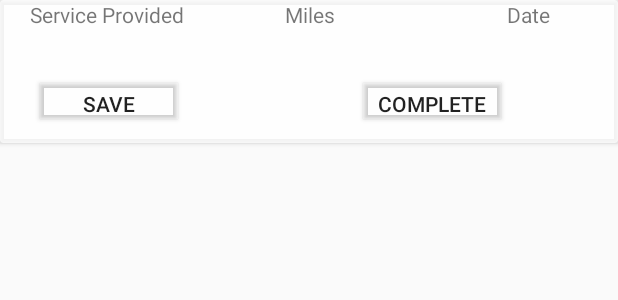
After one commit to sdpinson/GloveBox, an Android app: the layout inprogress_card.xml on its own in the app's theme, with its tools: preview values and no code run, on a phone screen of 412 x 824 dp. The commit adds this screen. Shown: the top 300 px of the screen. Run offline under Robolectric (Android 15) with nearby library versions, the phone set to English and light mode, and no system bars.

Commit message:
In progress has been completed. Also added the service name being displayed for the history and the in progess cards.

```diff
--- a/app/src/main/java/com/cpsc4150/glovebox/Fragments/HistoryFragment.java
+++ b/app/src/main/java/com/cpsc4150/glovebox/Fragments/HistoryFragment.java
@@ -4,6 +4,7 @@ import android.os.Bundle;
 import android.view.LayoutInflater;
 import android.view.View;
 import android.view.ViewGroup;
+import android.widget.TextView;
 
 import androidx.annotation.NonNull;
 import androidx.annotation.Nullable;
@@ -17,9 +18,6 @@ import com.cpsc4150.glovebox.Adapters.HistoryFragmentAdapter;
 import com.cpsc4150.glovebox.MainActivity;
 import com.cpsc4150.glovebox.R;
 import com.cpsc4150.glovebox.Services;
-import com.google.gson.Gson;
-
-import java.util.ArrayList;
 import java.util.List;
 
 public class HistoryFragment extends Fragment{
--- /dev/null
+++ b/app/src/main/res/layout/inprogress_card.xml
@@ -0,0 +1,116 @@
+<?xml version="1.0" encoding="utf-8"?>
+
+<androidx.cardview.widget.CardView xmlns:app="http://schemas.android.com/apk/res-auto"
+    xmlns:tools="http://schemas.android.com/tools"
+    android:id="@+id/historyCV"
+    android:layout_width="match_parent"
+    android:layout_height="wrap_content"
+    android:backgroundTint="@color/fragmentBackGroundColor"
+    xmlns:android="http://schemas.android.com/apk/res/android">
+
+    <androidx.constraintlayout.widget.ConstraintLayout
+        android:id="@+id/constraintLayout"
+        android:layout_width="match_parent"
+        android:layout_height="wrap_content"
+        android:orientation="vertical">
+
+        <TextView
+            android:id="@+id/inProgressID"
+            android:layout_width="wrap_content"
+            android:layout_height="wrap_content"
+            android:layout_marginStart="20dp"
+            android:text="@string/ServiceProvided"
+            app:layout_constraintStart_toStartOf="parent"
+            app:layout_constraintTop_toTopOf="parent" />
+
+        <TextView
+            android:id="@+id/inProgressMiles"
+            android:layout_width="wrap_content"
+            android:layout_height="wrap_content"
+            android:layout_marginStart="190dp"
+            android:text="@string/Miles"
+            app:layout_constraintStart_toStartOf="parent"
+            app:layout_constraintTop_toTopOf="parent" />
+
+        <TextView
+            android:id="@+id/inProgressDate"
+            android:layout_width="wrap_content"
+            android:layout_height="wrap_content"
+            android:layout_marginEnd="45dp"
+            android:text="@string/Date"
+            app:layout_constraintEnd_toEndOf="parent"
+            app:layout_constraintTop_toTopOf="parent" />
+
+        <TextView
+            android:id="@+id/inProgressHiddenText"
+            android:layout_width="match_parent"
+            android:layout_height="wrap_content"
+            android:text="This is a test of the expandable card view that will be implemented after
+            class todayThis is a test of the expandable card view that will be implemented after
+            class todayThis is a test of the expandable card view that will be implemented after
+            class todayThis is a test of the expandable card view that will be implemented after
+            class today"
+            android:visibility="gone"
+            app:layout_constraintTop_toBottomOf="@+id/inProgressMiles"
+            tools:layout_editor_absoluteX="0dp" />
+
+        <Button
+            android:id="@+id/inProgressComplete"
+            android:layout_width="100dp"
+            android:layout_height="36dp"
+            android:layout_marginTop="30dp"
+            android:layout_marginBottom="10dp"
+            android:backgroundTint="@color/fullTransColor"
+            android:shadowColor="#00FFFFFF"
+            android:text="@string/completeButton"
+            app:layout_constraintBottom_toBottomOf="parent"
+            app:layout_constraintHorizontal_bias="0.498"
+            app:layout_constraintEnd_toStartOf="@id/inProgressDate"
+            app:layout_constraintTop_toBottomOf="@+id/inProgressHiddenText" />
+
+        <Button
+            android:id="@+id/inProgressSave"
+            android:layout_width="100dp"
+            android:layout_height="36dp"
+            android:layout_marginTop="30dp"
+            android:layout_marginBottom="10dp"
+            android:backgroundTint="@color/fullTransColor"
+            android:shadowColor="#00FFFFFF"
+            app:layout_constraintTop_toBottomOf="@id/inProgressHiddenText"
+            app:layout_constraintEnd_toEndOf="@id/inProgressID"
+            android:text="@string/saveButton"
+            />
+
+        <TextView
+            android:id="@+id/miles"
+            android:layout_width="wrap_content"
+            android:layout_height="wrap_content"
+            android:layout_marginTop="10dp"
+            android:text="@string/empty"
+            app:layout_constraintEnd_toEndOf="parent"
+            app:layout_constraintStart_toStartOf="parent"
+            app:layout_constraintTop_toBottomOf="@+id/historyID" />
+
+        <TextView
+            android:id="@+id/serviceName"
+            android:layout_width="wrap_content"
+            android:layout_height="wrap_content"
+            android:layout_marginStart="44dp"
+            android:layout_marginTop="10dp"
+            android:text="@string/empty"
+            app:layout_constraintStart_toStartOf="parent"
+            app:layout_constraintTop_toBottomOf="@+id/historyID" />
+
+        <TextView
+            android:id="@+id/date"
+            android:layout_width="wrap_content"
+            android:layout_height="wrap_content"
+            android:layout_marginTop="10dp"
+            android:layout_marginEnd="30dp"
+            android:text="@string/empty"
+            app:layout_constraintEnd_toEndOf="parent"
+            app:layout_constraintTop_toBottomOf="@+id/textView2" />
+
+
+    </androidx.constraintlayout.widget.ConstraintLayout>
+</androidx.cardview.widget.CardView>
```
Also changed, not shown: app/src/main/java/com/cpsc4150/glovebox/Adapters/InProgressAdapter.java (added, +79 -0 lines), app/src/main/java/com/cpsc4150/glovebox/Adapters/UpcomingAdapter.java (+26 -0 lines), app/src/main/java/com/cpsc4150/glovebox/Fragments/InProgressFragment.java (+21 -1 lines), app/src/main/java/com/cpsc4150/glovebox/Fragments/ServiceFragment.java (+13 -9 lines), app/src/main/res/layout/fingerprint.xml (deleted, +0 -25 lines), app/src/main/res/layout/fragment_in_progress.xml (+7 -0 lines).
